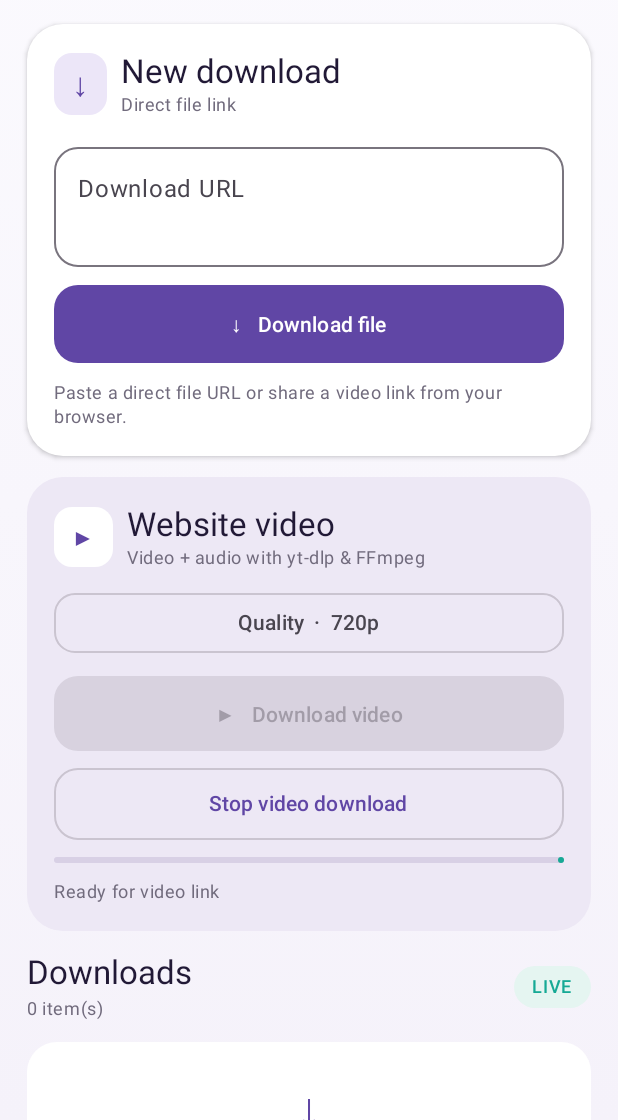
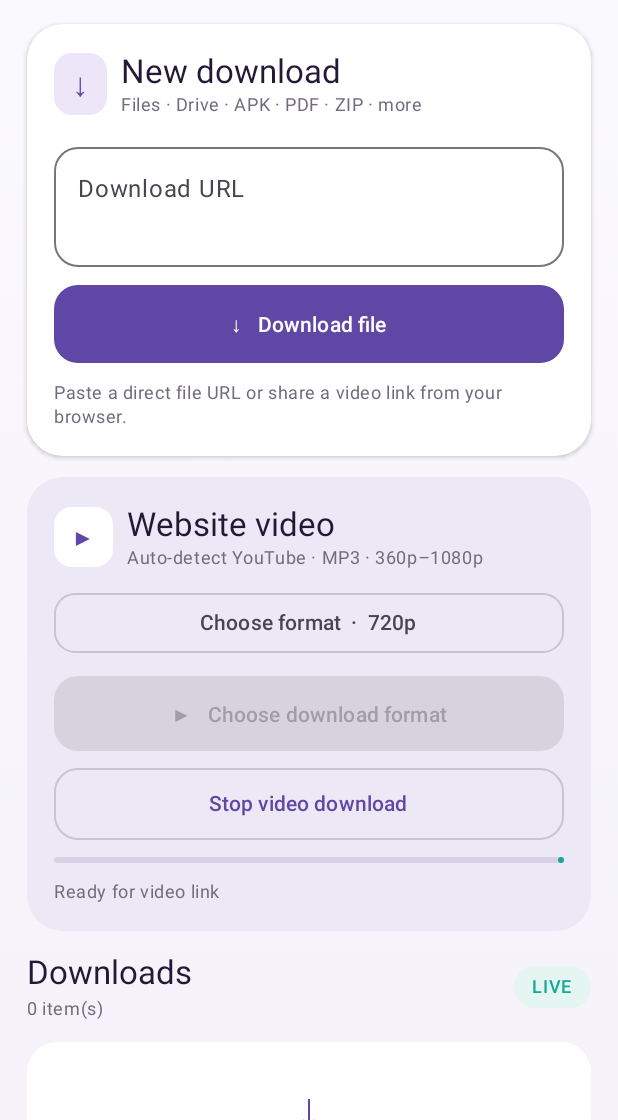
Before and after one commit to drsumon200/Fast-IDM, an Android app built with Jetpack Compose: the screen it shows after launch (MainActivity), on a phone screen of 412 x 824 dp, the part 116-1236 px from its top. Run offline under Robolectric (Android 15) with nearby library versions, the phone set to English and light mode, and no system bars.

Commit message:
Add automatic YouTube link detection and format chooser

```diff
--- a/android/app/src/main/java/com/drsumon/fastidm/MainActivity.kt
+++ b/android/app/src/main/java/com/drsumon/fastidm/MainActivity.kt
@@ -141,11 +141,23 @@ private fun FastIdmHome(
     var message by rememberSaveable { mutableStateOf("Paste a direct file URL or share a video link from your browser.") }
     var downloads by remember { mutableStateOf(emptyList<DownloadItem>()) }
     var quality by rememberSaveable { mutableStateOf("720p") }
+    var showYoutubeChooser by rememberSaveable { mutableStateOf(false) }
+    var lastPromptedYoutubeUrl by rememberSaveable { mutableStateOf("") }
     var menuOpen by remember { mutableStateOf(false) }
     var ytStatus by remember { mutableStateOf("Ready for video link") }
     var ytProgress by remember { mutableFloatStateOf(0f) }
 
     LaunchedEffect(initialUrl) { if (initialUrl.isNotBlank()) url = initialUrl }
+    LaunchedEffect(url) {
+        val candidate = url.trim()
+        if (candidate.isNotBlank()) {
+            delay(450)
+            if (isYoutubeUrl(candidate) && candidate != lastPromptedYoutubeUrl) {
+                lastPromptedYoutubeUrl = candidate
+                showYoutubeChooser = true
+            }
+        }
+    }
     LaunchedEffect(Unit) {
         while (true) {
             downloads = onRefresh()
@@ -161,6 +173,33 @@ private fun FastIdmHome(
     val muted = androidx.compose.ui.graphics.Color(0xFF716B7D)
     val pale = androidx.compose.ui.graphics.Color(0xFFF5F2FA)
     val teal = androidx.compose.ui.graphics.Color(0xFF16A995)
+
+    if (showYoutubeChooser) {
+        AlertDialog(
+            onDismissRequest = { showYoutubeChooser = false },
+            title = { Text("Download video as") },
+            text = {
+                Column(verticalArrangement = Arrangement.spacedBy(2.dp)) {
+                    Text("YouTube link detected", color = muted, style = MaterialTheme.typography.bodySmall)
+                    listOf("Audio MP3", "360p", "720p", "1080p", "Best").forEach { option ->
+                        Row(modifier = Modifier.fillMaxWidth(), verticalAlignment = androidx.compose.ui.Alignment.CenterVertically) {
+                            RadioButton(selected = quality == option, onClick = { quality = option })
+                            Text(option, modifier = Modifier.weight(1f), color = ink)
+                        }
+                    }
+                }
+            },
+            confirmButton = {
+                TextButton(onClick = {
+                    showYoutubeChooser = false
+                    onStartVideo(url.trim(), quality)
+                    ytStatus = "Starting $quality download…"
+                    ytProgress = 0f
+                }) { Text("Download") }
+            },
+            dismissButton = { TextButton(onClick = { showYoutubeChooser = false }) { Text("Cancel") } }
+        )
+    }
 
     LazyColumn(
         modifier = Modifier
@@ -203,7 +242,7 @@ private fun FastIdmHome(
                         }
                         Column {
                             Text("New download", style = MaterialTheme.typography.titleLarge, color = ink)
-                            Text("Direct file link", style = MaterialTheme.typography.bodySmall, color = muted)
+                            Text("Files · Drive · APK · PDF · ZIP · more", style = MaterialTheme.typography.bodySmall, color = muted)
                         }
                     }
                     OutlinedTextField(
@@ -211,12 +250,12 @@ private fun FastIdmHome(
                         onValueChange = { url = it },
                         modifier = Modifier.fillMaxWidth(),
                         label = { Text("Download URL") },
-                        placeholder = { Text("https://example.com/file.mp4") },
+                        placeholder = { Text("Paste or share any file / video link") },
                         minLines = 2,
                         shape = androidx.compose.foundation.shape.RoundedCornerShape(16.dp)
                     )
                     Button(
-                        onClick = { message = onEnqueue(url); downloads = onRefresh() },
+                        onClick = { if (isYoutubeUrl(url.trim())) showYoutubeChooser = true else { message = onEnqueue(url); downloads = onRefresh() } },
                         modifier = Modifier.fillMaxWidth().height(52.dp),
                         shape = androidx.compose.foundation.shape.RoundedCornerShape(16.dp),
                         colors = ButtonDefaults.buttonColors(containerColor = purple)
@@ -239,15 +278,15 @@ private fun FastIdmHome(
                         }
                         Column {
                             Text("Website video", style = MaterialTheme.typography.titleLarge, color = ink)
-                            Text("Video + audio with yt-dlp & FFmpeg", style = MaterialTheme.typography.bodySmall, color = muted)
+                            Text("Auto-detect YouTube · MP3 · 360p–1080p", style = MaterialTheme.typography.bodySmall, color = muted)
                         }
                     }
                     Box {
                         OutlinedButton(
-                            onClick = { menuOpen = true },
+                            onClick = { showYoutubeChooser = true },
                             modifier = Modifier.fillMaxWidth(),
                             shape = androidx.compose.foundation.shape.RoundedCornerShape(14.dp)
-                        ) { Text("Quality  ·  $quality") }
+                        ) { Text("Choose format  ·  $quality") }
                         DropdownMenu(expanded = menuOpen, onDismissRequest = { menuOpen = false }) {
                             listOf("Best", "1080p", "720p", "480p", "Audio MP3").forEach { item ->
                                 DropdownMenuItem(text = { Text(item) }, onClick = { quality = item; menuOpen = false })
@@ -255,12 +294,12 @@ private fun FastIdmHome(
                         }
                     }
                     Button(
-                        onClick = { onStartVideo(url.trim(), quality); ytStatus = "Starting yt-dlp…"; ytProgress = 0f },
+                        onClick = { showYoutubeChooser = true },
                         modifier = Modifier.fillMaxWidth().height(50.dp),
                         enabled = url.trim().startsWith("http", ignoreCase = true),
                         shape = androidx.compose.foundation.shape.RoundedCornerShape(16.dp),
                         colors = ButtonDefaults.buttonColors(containerColor = purple)
-                    ) { Text("▶   Download video") }
+                    ) { Text("▶   Choose download format") }
                     OutlinedButton(
                         onClick = onStopVideo,
                         modifier = Modifier.fillMaxWidth().height(48.dp),
```
